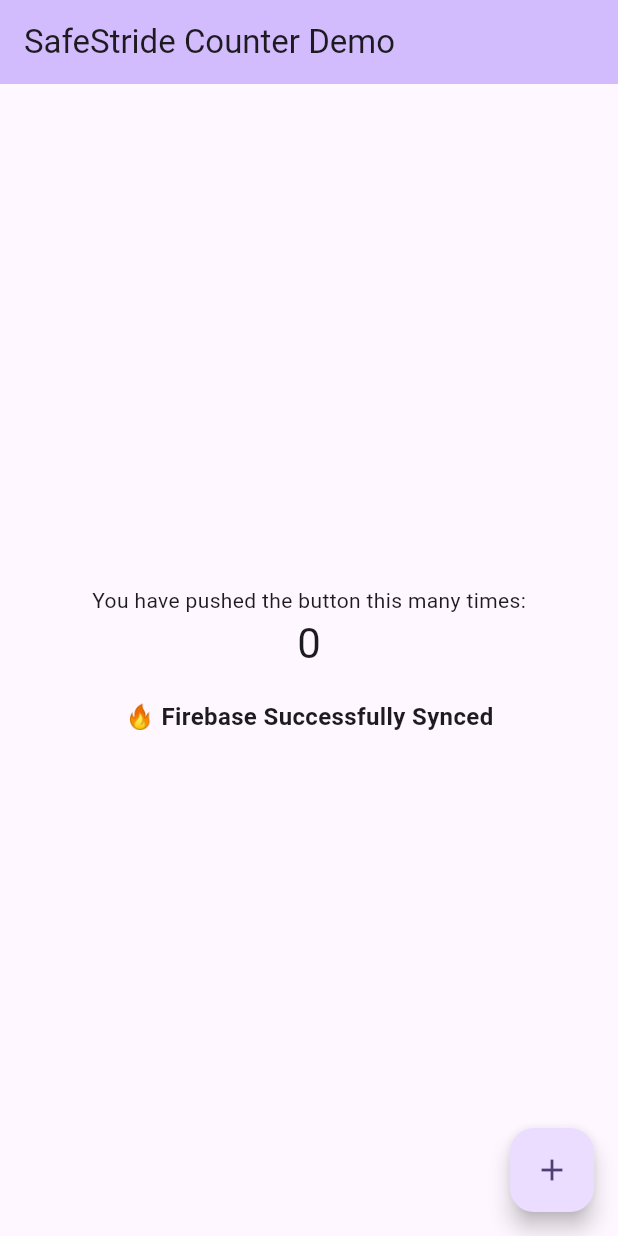
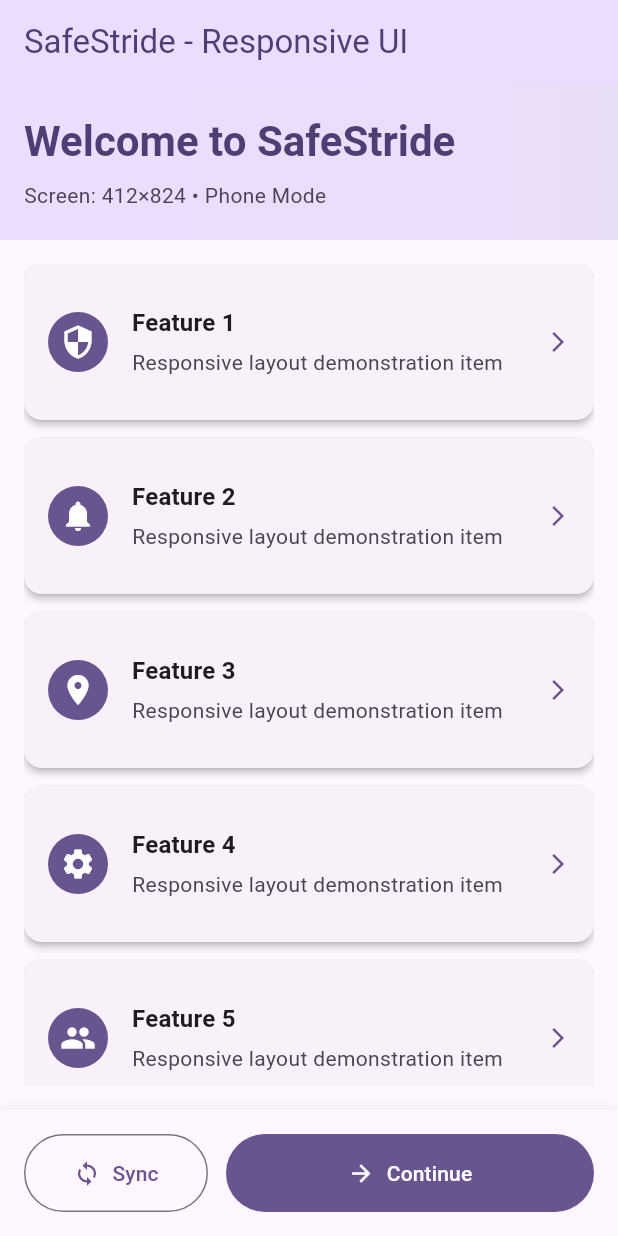
Before and after one commit to kalviumcommunity/S84-0226-SafeStride-Flutter-Firebase-Aura, a Flutter app: the screen it shows after launch, on a phone screen of 412 x 824 dp. Run offline on Flutter 3.47's test engine with Material 3 defaults, Android fonts, the phone set to English and light mode, and no system bars; our stand-ins replace cloud_firestore, firebase_core; accounts and stored records are empty.

Commit message:
Responsive_Interfaces

```diff
--- a/flutter_fundamentals/lib/main.dart
+++ b/flutter_fundamentals/lib/main.dart
@@ -1,10 +1,13 @@
 import 'package:flutter/material.dart';
 import 'package:firebase_core/firebase_core.dart';
 import 'firebase_options.dart';
+import 'screens/responsive_home.dart';
 
+/// Main entry point - Firebase initialized before app starts
 Future<void> main() async {
   WidgetsFlutterBinding.ensureInitialized();
 
+  // Firebase Core initialization (DO NOT REMOVE)
   await Firebase.initializeApp(
     options: DefaultFirebaseOptions.currentPlatform,
   );
@@ -12,6 +15,7 @@ Future<void> main() async {
   runApp(const MyApp());
 }
 
+/// Root widget with Material3 theme
 class MyApp extends StatelessWidget {
   const MyApp({super.key});
 
@@ -24,58 +28,8 @@ class MyApp extends StatelessWidget {
         colorScheme: ColorScheme.fromSeed(seedColor: Colors.deepPurple),
         useMaterial3: true,
       ),
-      home: const MyHomePage(title: 'SafeStride Counter Demo'),
+      // Sprint #2: Route to ResponsiveHome for responsive UI demonstration
+      home: const ResponsiveHome(),
     );
   }
 }
-
-class MyHomePage extends StatefulWidget {
-  const MyHomePage({super.key, required this.title});
-  final String title;
-
-  @override
-  State<MyHomePage> createState() => _MyHomePageState();
-}
-
-class _MyHomePageState extends State<MyHomePage> {
-  int _counter = 0;
-
-  void _incrementCounter() {
-    setState(() {
-      _counter++;
-    });
-  }
-
-  @override
-  Widget build(BuildContext context) {
-    return Scaffold(
-      appBar: AppBar(
-        title: Text(widget.title),
-        backgroundColor: Theme.of(context).colorScheme.inversePrimary,
-      ),
-      body: Center(
-        child: Column(
-          mainAxisAlignment: MainAxisAlignment.center,
-          children: [
-            const Text(
-              'You have pushed the button this many times:',
-            ),
-            Text(
-              '$_counter',
-              style: Theme.of(context).textTheme.headlineMedium,
-            ),
-            const SizedBox(height: 20),
-            const Text(
-              '🔥 Firebase Successfully Synced',
-              style: TextStyle(fontSize: 16, fontWeight: FontWeight.bold),
-            ),
-          ],
-        ),
-      ),
-      floatingActionButton: FloatingActionButton(
-        onPressed: _incrementCounter,
-        child: const Icon(Icons.add),
-      ),
-    );
-  }
-}
--- /dev/null
+++ b/flutter_fundamentals/lib/screens/responsive_home.dart
@@ -0,0 +1,348 @@
+import 'package:flutter/material.dart';
+
+/// Sprint #2: Responsive UI Implementation
+///
+/// This screen demonstrates:
+/// - MediaQuery for screen size detection
+/// - LayoutBuilder for adaptive layout rendering
+/// - Single column ListView for phones (width <= 600)
+/// - Two-column GridView for tablets (width > 600)
+/// - Proper use of Expanded, Flexible widgets
+/// - Material3 design with no overflow errors
+class ResponsiveHome extends StatelessWidget {
+  const ResponsiveHome({super.key});
+
+  @override
+  Widget build(BuildContext context) {
+    // MediaQuery: Get screen dimensions for responsiveness
+    final mediaQuery = MediaQuery.of(context);
+    final screenWidth = mediaQuery.size.width;
+    final screenHeight = mediaQuery.size.height;
+
+    // Responsive breakpoint: width > 600 = tablet/desktop
+    final isTablet = screenWidth > 600;
+
+    // Adaptive padding based on screen size
+    final horizontalPadding = isTablet ? 32.0 : 16.0;
+    final verticalPadding = isTablet ? 24.0 : 16.0;
+
+    return Scaffold(
+      appBar: AppBar(
+        title: const Text('SafeStride - Responsive UI'),
+        backgroundColor: Theme.of(context).colorScheme.primaryContainer,
+        foregroundColor: Theme.of(context).colorScheme.onPrimaryContainer,
+        elevation: 0,
+      ),
+      // LayoutBuilder: Provides constraints for adaptive rendering
+      body: LayoutBuilder(
+        builder: (context, constraints) {
+          // constraints.maxWidth and maxHeight available here
+          return Column(
+            children: [
+              // Header Section - Flexible takes available space
+              _buildHeader(
+                context,
+                isTablet: isTablet,
+                screenWidth: screenWidth,
+                screenHeight: screenHeight,
+                horizontalPadding: horizontalPadding,
+              ),
+
+              // Main Content Section - Expanded prevents overflow
+              Expanded(
+                child: _buildMainContent(
+                  context,
+                  isTablet: isTablet,
+                  constraints: constraints,
+                  horizontalPadding: horizontalPadding,
+                  verticalPadding: verticalPadding,
+                ),
+              ),
+
+              // Footer Section - Fixed height, safe area aware
+              _buildFooter(
+                context,
+                isTablet: isTablet,
+                horizontalPadding: horizontalPadding,
+              ),
+            ],
+          );
+        },
+      ),
+    );
+  }
+
+  /// Header: Displays screen info and welcome message
+  Widget _buildHeader(
+    BuildContext context, {
+    required bool isTablet,
+    required double screenWidth,
+    required double screenHeight,
+    required double horizontalPadding,
+  }) {
+    return Container(
+      width: double.infinity,
+      padding: EdgeInsets.symmetric(
+        horizontal: horizontalPadding,
+        vertical: 20,
+      ),
+      decoration: BoxDecoration(
+        gradient: LinearGradient(
+          colors: [
+            Theme.of(context).colorScheme.primaryContainer,
+            Theme.of(context).colorScheme.secondaryContainer,
+          ],
+        ),
+      ),
+      child: Column(
+        crossAxisAlignment: CrossAxisAlignment.start,
+        children: [
+          Text(
+            'Welcome to SafeStride',
+            style: Theme.of(context).textTheme.headlineMedium?.copyWith(
+              fontWeight: FontWeight.bold,
+              color: Theme.of(context).colorScheme.onPrimaryContainer,
+            ),
+          ),
+          const SizedBox(height: 8),
+          // MediaQuery info display
+          Text(
+            'Screen: ${screenWidth.toInt()}×${screenHeight.toInt()} • ${isTablet ? 'Tablet' : 'Phone'} Mode',
+            style: Theme.of(context).textTheme.bodyMedium?.copyWith(
+              color: Theme.of(context).colorScheme.onSecondaryContainer,
+            ),
+          ),
+        ],
+      ),
+    );
+  }
+
+  /// Main Content: Adaptive layout - ListView for phones, GridView for tablets
+  Widget _buildMainContent(
+    BuildContext context, {
+    required bool isTablet,
+    required BoxConstraints constraints,
+    required double horizontalPadding,
+    required double verticalPadding,
+  }) {
+    // Sample data for demonstration
+    final items = List.generate(
+      8,
+      (index) => {
+        'title': 'Feature ${index + 1}',
+        'description': 'Responsive layout demonstration item',
+        'icon': _getIconForIndex(index),
+      },
+    );
+
+    return Padding(
+      padding: EdgeInsets.symmetric(
+        horizontal: horizontalPadding,
+        vertical: verticalPadding,
+      ),
+      child: isTablet
+          ? _buildTabletLayout(context, items, constraints)
+          : _buildPhoneLayout(context, items),
+    );
+  }
+
+  /// Phone Layout: Single column ListView (width <= 600)
+  Widget _buildPhoneLayout(
+    BuildContext context,
+    List<Map<String, dynamic>> items,
+  ) {
+    return ListView.builder(
+      itemCount: items.length,
+      // Prevent list bounce at edges for cleaner UX
+      physics: const BouncingScrollPhysics(),
+      itemBuilder: (context, index) {
+        final item = items[index];
+        return Card(
+          margin: const EdgeInsets.only(bottom: 12),
+          elevation: 2,
+          child: ListTile(
+            contentPadding: const EdgeInsets.all(16),
+            leading: CircleAvatar(
+              backgroundColor: Theme.of(context).colorScheme.primary,
+              child: Icon(
+                item['icon'] as IconData,
+                color: Theme.of(context).colorScheme.onPrimary,
+              ),
+            ),
+            title: Text(
+              item['title'] as String,
+              style: Theme.of(context).textTheme.titleMedium?.copyWith(
+                fontWeight: FontWeight.w600,
+              ),
+            ),
+            subtitle: Padding(
+              padding: const EdgeInsets.only(top: 4),
+              child: Text(item['description'] as String),
+            ),
+            trailing: Icon(
+              Icons.arrow_forward_ios,
+              size: 16,
+              color: Theme.of(context).colorScheme.primary,
+            ),
+          ),
+        );
+      },
+    );
+  }
+
+  /// Tablet Layout: Two-column GridView (width > 600)
+  Widget _buildTabletLayout(
+    BuildContext context,
+    List<Map<String, dynamic>> items,
+    BoxConstraints constraints,
+  ) {
+    return GridView.builder(
+      gridDelegate: const SliverGridDelegateWithFixedCrossAxisCount(
+        crossAxisCount: 2, // Two columns for tablets
+        crossAxisSpacing: 16,
+        mainAxisSpacing: 16,
+        childAspectRatio: 1.5, // Width/Height ratio for cards
+      ),
+      itemCount: items.length,
+      physics: const BouncingScrollPhysics(),
+      itemBuilder: (context, index) {
+        final item = items[index];
+        return Card(
+          elevation: 3,
+          child: InkWell(
+            onTap: () {
+              // Placeholder for navigation/interaction
+              ScaffoldMessenger.of(context).showSnackBar(
+                SnackBar(
+                  content: Text('Tapped: ${item['title']}'),
+                  duration: const Duration(seconds: 1),
+                ),
+              );
+            },
+            borderRadius: BorderRadius.circular(12),
+            child: Padding(
+              padding: const EdgeInsets.all(20),
+              child: Column(
+                mainAxisAlignment: MainAxisAlignment.center,
+                children: [
+                  Icon(
+                    item['icon'] as IconData,
+                    size: 48,
+                    color: Theme.of(context).colorScheme.primary,
+                  ),
+                  const SizedBox(height: 12),
+                  // Flexible prevents text overflow
+                  Flexible(
+                    child: Text(
+                      item['title'] as String,
+                      style: Theme.of(context).textTheme.titleLarge?.copyWith(
+                        fontWeight: FontWeight.bold,
+                      ),
+                      textAlign: TextAlign.center,
+                      overflow: TextOverflow.ellipsis,
+                    ),
+                  ),
+                  const SizedBox(height: 4),
+                  Flexible(
+                    child: Text(
+                      item['description'] as String,
+                      style: Theme.of(context).textTheme.bodySmall,
+                      textAlign: TextAlign.center,
+                      overflow: TextOverflow.ellipsis,
+                      maxLines: 2,
+                    ),
+                  ),
+                ],
+              ),
+            ),
+          ),
+        );
+      },
+    );
+  }
+
+  /// Footer: Action button with safe area padding
+  Widget _buildFooter(
+    BuildContext context, {
+    required bool isTablet,
+    required double horizontalPadding,
+  }) {
+    return Container(
+      width: double.infinity,
+      padding: EdgeInsets.symmetric(
+        horizontal: horizontalPadding,
+        vertical: 16,
+      ),
+      decoration: BoxDecoration(
+        color: Theme.of(context).colorScheme.surface,
+        boxShadow: [
+          BoxShadow(
+            color: Colors.black.withOpacity(0.05),
+            blurRadius: 4,
+            offset: const Offset(0, -2),
+          ),
+        ],
+      ),
+      child: SafeArea(
+        child: Row(
+          children: [
+            // Expanded ensures buttons fill available space
+            Expanded(
+              child: OutlinedButton.icon(
+                onPressed: () {
+                  // Placeholder for Firebase sync action
+                  ScaffoldMessenger.of(context).showSnackBar(
+                    const SnackBar(
+                      content: Text('🔥 Firebase Synced Successfully'),
+                      duration: Duration(seconds: 2),
+                    ),
+                  );
+                },
+                icon: const Icon(Icons.sync),
+                label: Text(isTablet ? 'Sync with Firebase' : 'Sync'),
+                style: OutlinedButton.styleFrom(
+                  padding: const EdgeInsets.symmetric(vertical: 16),
+                ),
+              ),
+            ),
+            const SizedBox(width: 12),
+            Expanded(
+              flex: isTablet ? 1 : 2,
+              child: FilledButton.icon(
+                onPressed: () {
+                  // Placeholder for continue action
+                  ScaffoldMessenger.of(context).showSnackBar(
+                    const SnackBar(
+                      content: Text('Continue action triggered'),
+                      duration: Duration(seconds: 1),
+                    ),
+                  );
+                },
+                icon: const Icon(Icons.arrow_forward),
+                label: const Text('Continue'),
+                style: FilledButton.styleFrom(
+                  padding: const EdgeInsets.symmetric(vertical: 16),
+                ),
+              ),
+            ),
+          ],
+        ),
+      ),
+    );
+  }
+
+  /// Helper: Get icon for each item
+  IconData _getIconForIndex(int index) {
+    const icons = [
+      Icons.security,
+      Icons.notifications,
+      Icons.location_on,
+      Icons.settings,
+      Icons.people,
+      Icons.dashboard,
+      Icons.analytics,
+      Icons.help_outline,
+    ];
+    return icons[index % icons.length];
+  }
+}
```
